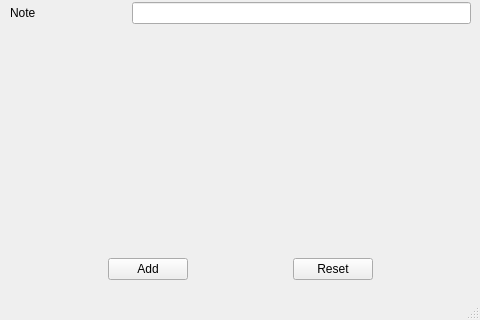
This is main.ui in saikou-h/poorman-job-application-tracker as Qt 5 draws it before an edit; both pictures show x 0 to 480 and y 320 to 640 of the 480 by 640 pixel window. The edited form follows.
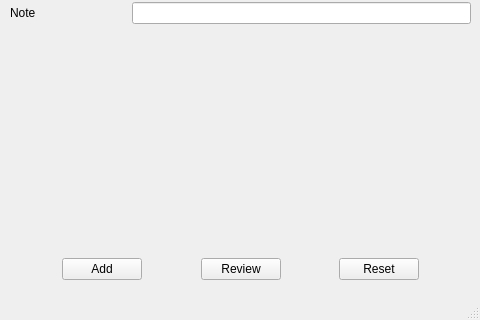
This is the edited form.

Diff of the .ui file:
```diff
--- a/main.ui
+++ b/main.ui
@@ -44,6 +44,26 @@
        </property>
       </widget>
      </item>
+     <item>
+      <spacer name="horizontalSpacer_6">
+       <property name="orientation">
+        <enum>Qt::Horizontal</enum>
+       </property>
+       <property name="sizeHint" stdset="0">
+        <size>
+         <width>40</width>
+         <height>20</height>
+        </size>
+       </property>
+      </spacer>
+     </item>
+     <item>
+      <widget class="QPushButton" name="reviewButton">
+       <property name="text">
+        <string>Review</string>
+       </property>
+      </widget>
+     </item>
      <item>
       <spacer name="horizontalSpacer_3">
        <property name="orientation">
```
